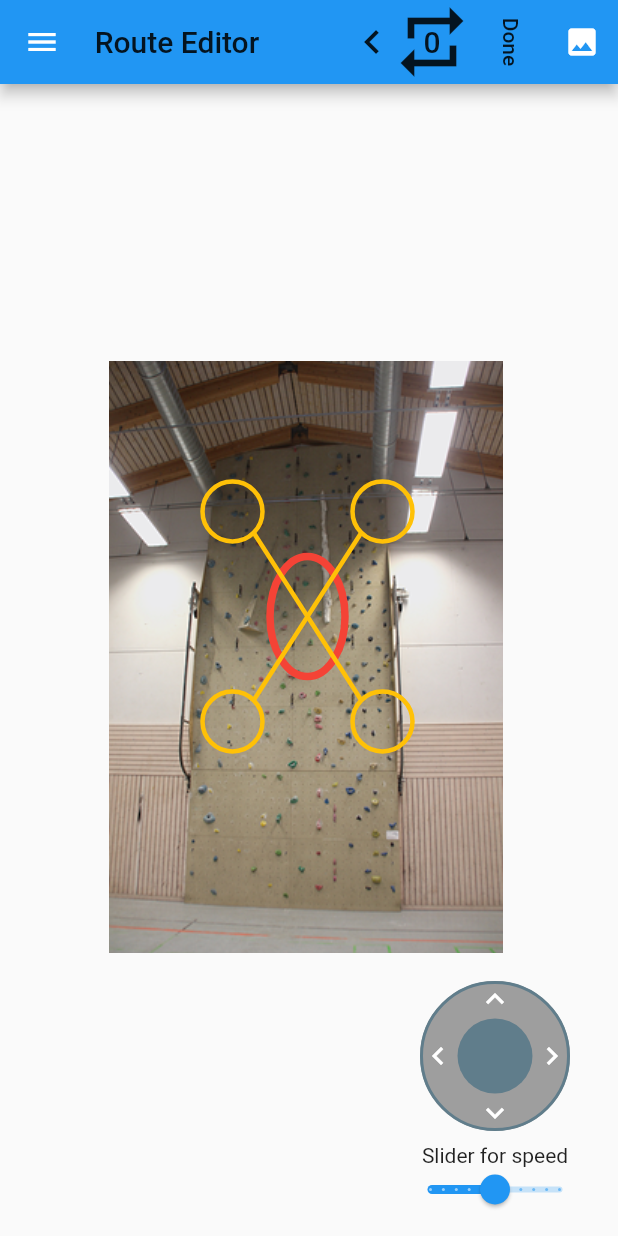
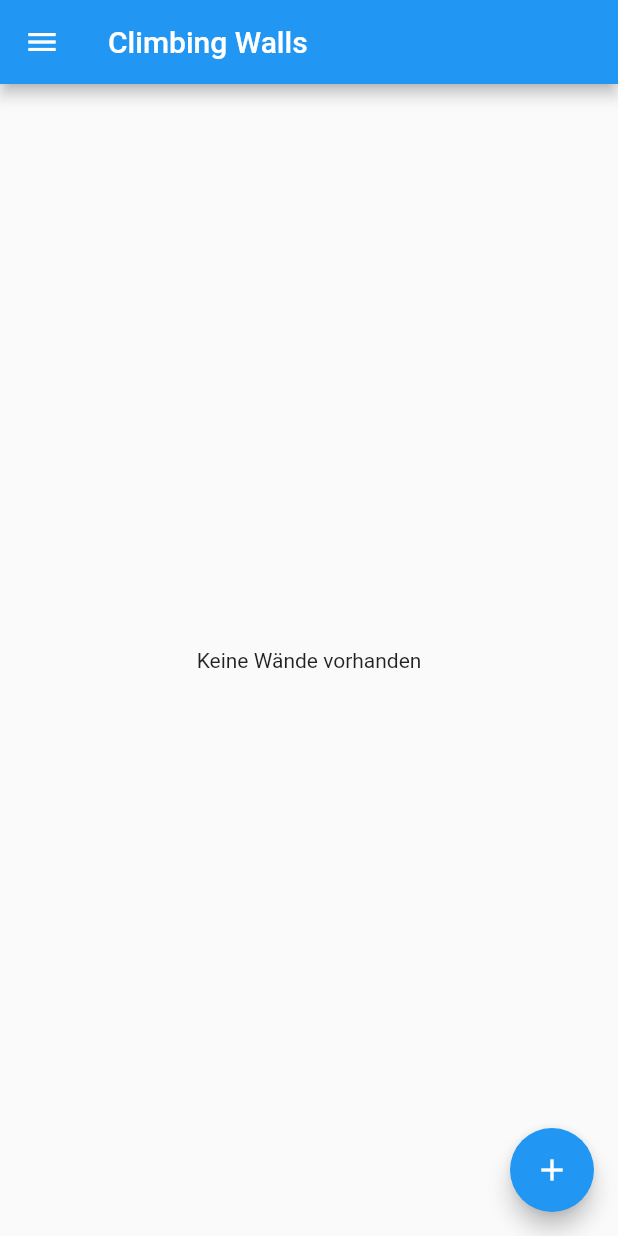
Before and after one commit to lectary/ClimbingAlien, a Flutter app: the screen it shows after launch, on a phone screen of 412 x 824 dp. Run offline on Flutter 3.47's test engine with Material 2 defaults, Android fonts, the phone set to English and light mode, and no system bars; our stand-ins replace camera, floor, fluttertoast, sqflite; accounts and stored records are empty; generated files the repository leaves out were written again.

Commit message:
Add basic wall screen with form view

```diff
--- a/lib/main.dart
+++ b/lib/main.dart
@@ -47,8 +47,9 @@ class ClimbingApp extends StatelessWidget {
       theme: ThemeData(
         primarySwatch: Colors.blue,
       ),
-      initialRoute: RouteEditorScreen.routeName,
+      initialRoute: RouteManagementScreen.routeName,
       routes: {
+        RouteManagementScreen.routeName: (context) => RouteManagementScreen(),
         RouteEditorScreen.routeName: (context) => RouteEditorScreen(),
         CameraScreen.routeName: (context) => CameraScreen(),
       },
--- /dev/null
+++ b/lib/views/route_management/route_management_screen.dart
@@ -0,0 +1,47 @@
+import 'package:climbing_alien/data/entity/wall.dart';
+import 'package:climbing_alien/viewmodels/wall_viewmodel.dart';
+import 'package:climbing_alien/views/drawer/app_drawer.dart';
+import 'package:climbing_alien/views/route_management/wall_form.dart';
+import 'package:flutter/material.dart';
+import 'package:provider/provider.dart';
+
+class RouteManagementScreen extends StatelessWidget {
+  static String routeName = '/routeManagement';
+
+  @override
+  Widget build(BuildContext context) {
+    final wallModel = Provider.of<WallViewModel>(context, listen: false);
+    return Scaffold(
+      appBar: AppBar(
+        title: Text("Climbing Walls"),
+      ),
+      drawer: AppDrawer(),
+      body: StreamBuilder<List<Wall>>(
+        stream: wallModel.wallStream,
+        builder: (context, snapshot) {
+          if (snapshot.hasData) {
+            final wallList = snapshot.data;
+            return wallList.isEmpty
+                ? Center(child: Text("Keine Wände vorhanden"))
+                : ListView.builder(
+                    itemCount: wallList.length,
+                    itemBuilder: (context, index) {
+                      final wall = wallList[index];
+                      return ListTile(
+                        title: Text(wall.title),
+                        subtitle: Text(wall.description),
+                        onLongPress: () => WallForm.showWallFormDialog(context, wall: wall),
+                      );
+                    });
+          } else {
+            return Center(child: CircularProgressIndicator());
+          }
+        },
+      ),
+      floatingActionButton: FloatingActionButton(
+        child: Icon(Icons.add),
+        onPressed: () => WallForm.showWallFormDialog(context),
+      ),
+    );
+  }
+}
```
Also changed, not shown: lib/views/route_management/wall_form.dart (added, +108 -0 lines).
